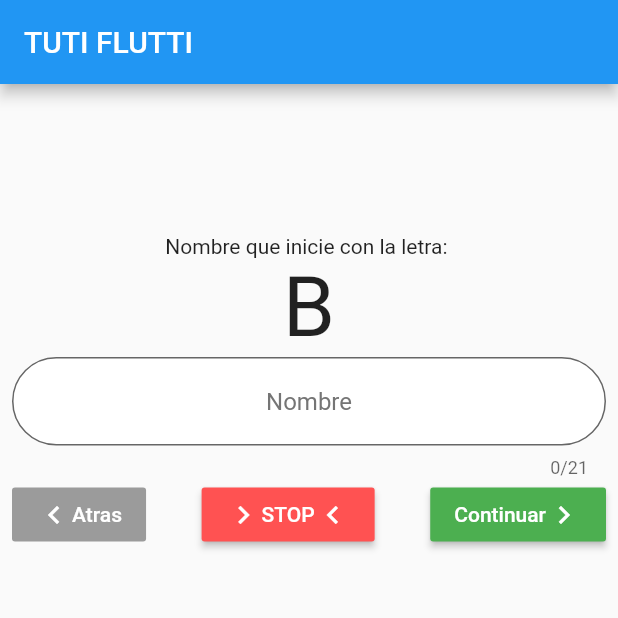
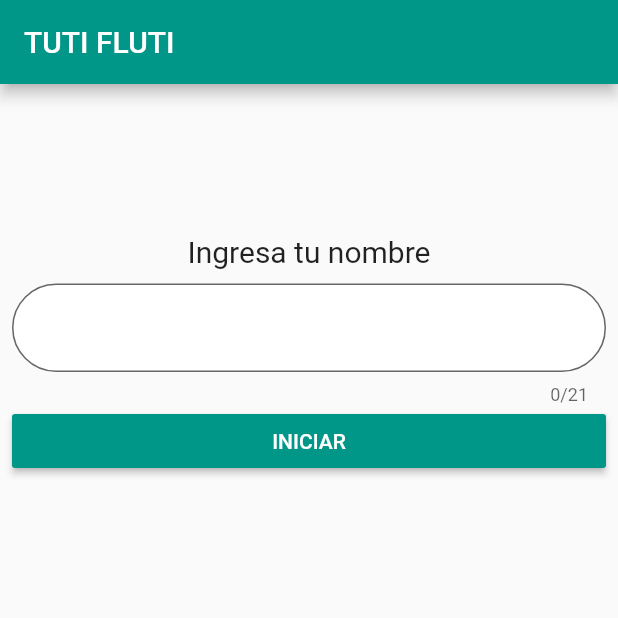
Before and after one commit to dmarquina/tutiflutti, a Flutter app: the screen it shows after launch, on a phone screen of 412 x 824 dp, the top half of it. Run offline on Flutter 3.47's test engine with Material 2 defaults, Android fonts, the phone set to English and light mode, and no system bars.

Commit message:
all inputs gotten

```diff
--- a/lib/main.dart
+++ b/lib/main.dart
@@ -1,5 +1,6 @@
 import 'package:flutter/material.dart';
 import 'package:scoped_model/scoped_model.dart';
+import 'package:tutiflutti/page/home.dart';
 import 'package:tutiflutti/page/stage_category.dart';
 import 'package:tutiflutti/scoped_model/main.dart';
 
@@ -21,18 +22,17 @@ class MyAppState extends State<MyApp> {
   @override
   Widget build(BuildContext context) {
     return ScopedModel<MainModel>(
-      model: _model,
-      child: MaterialApp(
+        model: _model,
+        child: MaterialApp(
           title: 'TUTI FLUTTI',
           debugShowCheckedModeBanner: false,
           theme: ThemeData(
-            primarySwatch: Colors.blue,
+            primarySwatch: Colors.teal,
           ),
-          home: Scaffold(
-              appBar: AppBar(
-                title: Text('TUTI FLUTTI'),
-              ),
-              body: StageCategory('F', _model))),
-    );
+          routes: {
+            '/': (BuildContext context) => HomePage(),
+            '/startgame': (BuildContext context) => StageCategory(_model),
+          },
+        ));
   }
 }
--- /dev/null
+++ b/lib/page/home.dart
@@ -0,0 +1,62 @@
+import 'package:flutter/material.dart';
+import 'package:scoped_model/scoped_model.dart';
+import 'package:tutiflutti/scoped_model/main.dart';
+
+class HomePage extends StatelessWidget {
+  final _userNameController = TextEditingController();
+
+  @override
+  Widget build(BuildContext context) {
+    return Scaffold(
+      appBar: AppBar(
+        title: Text('TUTI FLUTI'),
+      ),
+      body: Container(
+        margin: EdgeInsets.only(top: 100.0),
+        child: Column(
+          children: <Widget>[
+            Text('Ingresa tu nombre',style: TextStyle(fontSize: 20.0),),
+            SizedBox(
+              height: 10.0,
+            ),
+            Container(
+                padding: EdgeInsets.symmetric(horizontal: 8.0),
+                child: TextField(
+                  controller: _userNameController,
+                  textAlign: TextAlign.center,
+                  maxLength: 21,
+                  decoration: InputDecoration(
+                    hintStyle: new TextStyle(color: Colors.grey[600]),
+                    filled: true,
+                    fillColor: Colors.white,
+                    border: new OutlineInputBorder(
+                      borderRadius: const BorderRadius.all(
+                        const Radius.circular(50.0),
+                      ),
+                    ),
+                  ),
+                )),
+            ScopedModelDescendant<MainModel>(
+                builder: (BuildContext context, Widget child, MainModel model) {
+              return Container(
+                  padding: EdgeInsets.symmetric(horizontal: 8.0),
+                  child: Row(children: <Widget>[
+                    Expanded(
+                      child: RaisedButton(
+                        child: Text('INICIAR'),
+                        onPressed: () {
+                          model.userName = _userNameController.text;
+                          Navigator.pushReplacementNamed(context, '/startgame');
+                        },
+                        color: Theme.of(context).primaryColor,
+                        textColor: Colors.white,
+                      ),
+                    ),
+                  ]));
+            }),
+          ],
+        ),
+      ),
+    );
+  }
+}
```
Also changed, not shown: lib/page/review.dart (added, +29 -0 lines), lib/page/stage_category.dart (+28 -15 lines), lib/scoped_model/user_input.dart (+7 -2 lines), 1 other file.
